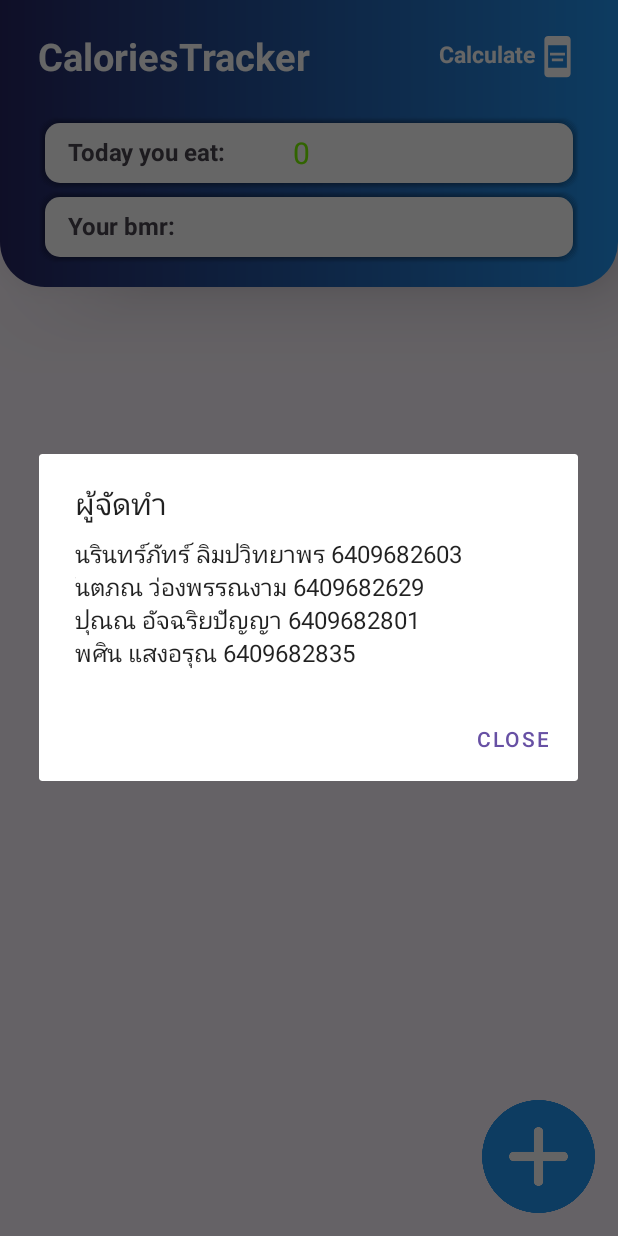
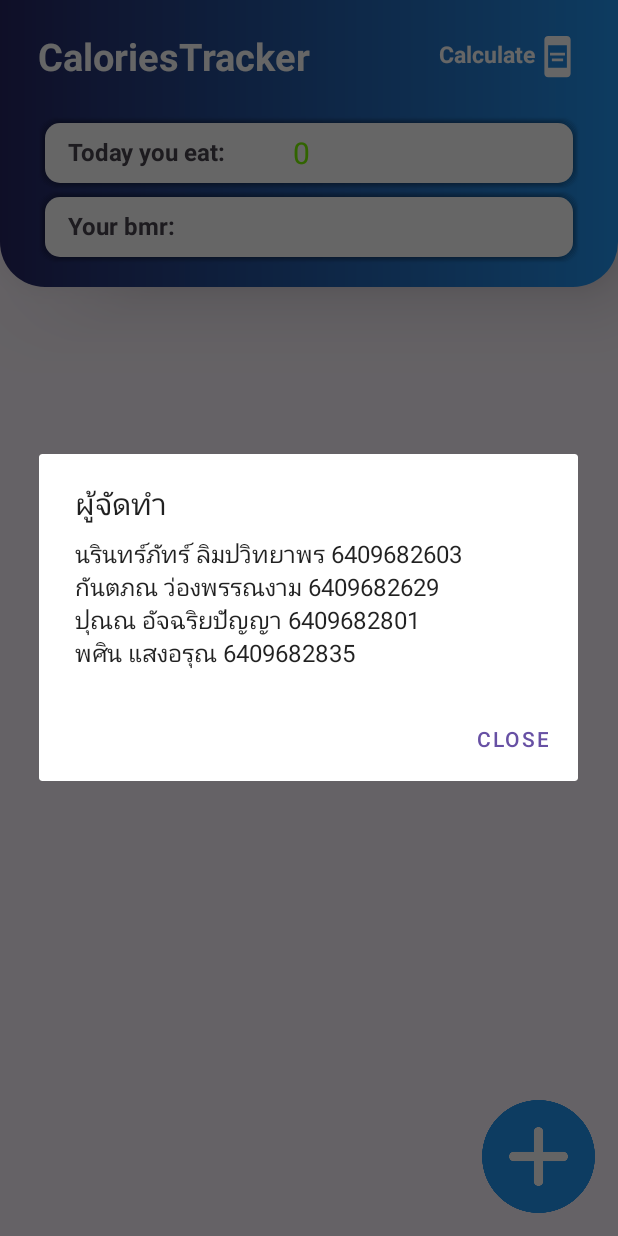
Before and after one commit to KittamadLim/CaloriesTracker, an Android app: the screen it shows after launch (MainActivity), after a tap on "CaloriesTracker", on a phone screen of 412 x 824 dp. Run offline under Robolectric (Android 15) with nearby library versions, the phone set to English and light mode, and no system bars; libraries missing offline, so code that uses them is left out: com.jakewharton.threetenabp; 1 statement that could not run was skipped.

Commit message:
change name me jaa

```diff
--- a/app/src/main/java/com/example/bmrcalculator/MainActivity.java
+++ b/app/src/main/java/com/example/bmrcalculator/MainActivity.java
@@ -60,7 +60,7 @@ public class MainActivity extends AppCompatActivity {
                 AlertDialog.Builder builder = new AlertDialog.Builder(MainActivity.this);
                 builder.setTitle("ผู้จัดทำ");
                 builder.setMessage("นรินทร์ภัทร์ ลิมปวิทยาพร 6409682603" +
-                        "\nันตภณ ว่องพรรณงาม 6409682629" +  "\nปุณณ อัจฉริยปัญญา 6409682801" +  "\nพศิน แสงอรุณ 6409682835" + "\n");
+                        "\nกันตภณ ว่องพรรณงาม 6409682629" +  "\nปุณณ อัจฉริยปัญญา 6409682801" +  "\nพศิน แสงอรุณ 6409682835" + "\n");
 //                1.นรินทร์ภัทร์ ลิมปวิทยาพร 6409682603
 //                2.กันตภณ ว่องพรรณงาม 6409682629
 //                3.ปุณณ อัจฉริยปัญญา 6409682801
```
